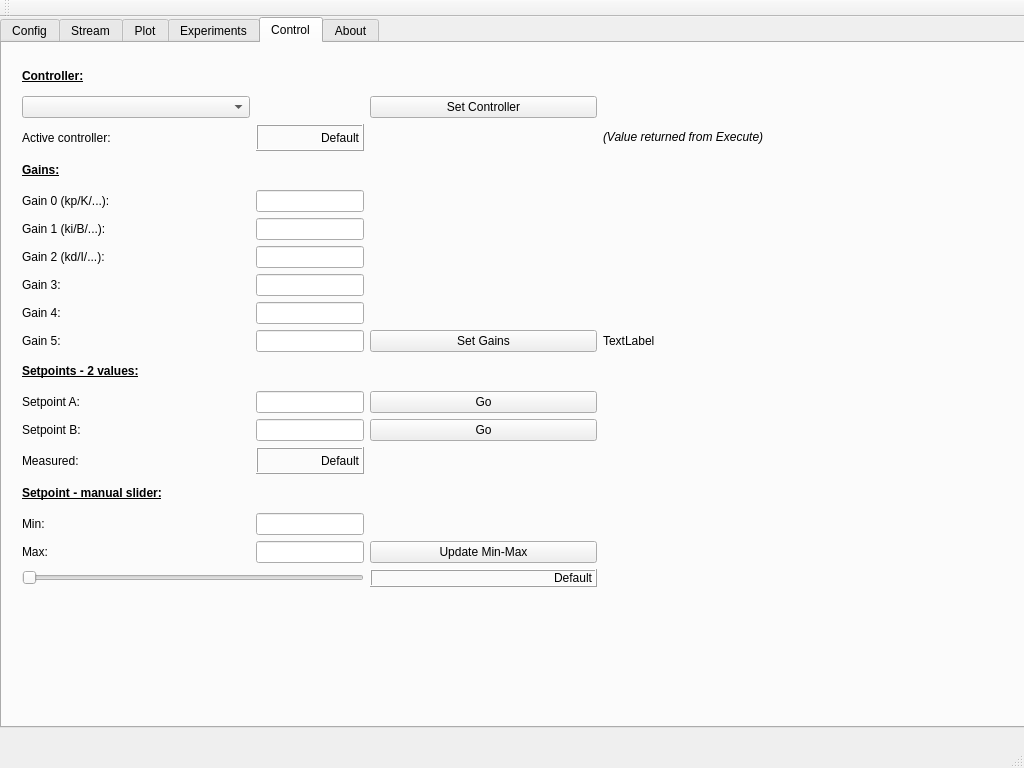
Qt form execute-gui-1/mainwindow.ui (JFDuval/FlexSEA) before a commit.
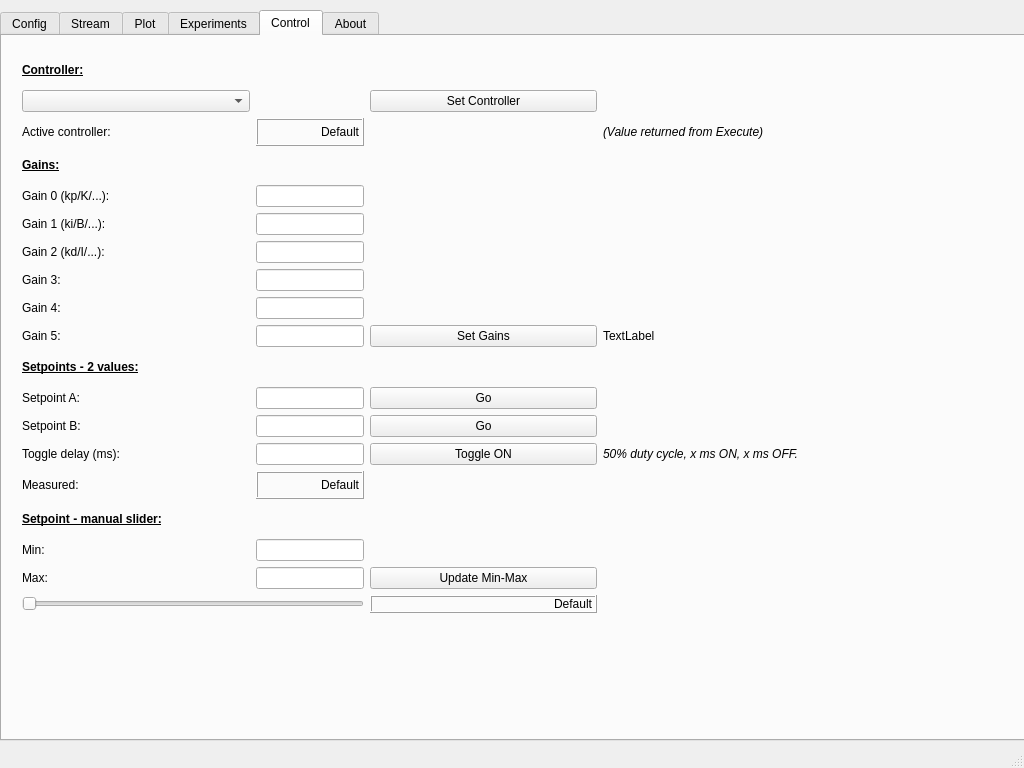
The same form after that commit. Custom widgets are drawn as their Qt base class.

Commit message: Ctrl: new Toggle mode. Misc. improvements.

Diff of the .ui file:
```diff
--- a/execute-gui-1/mainwindow.ui
+++ b/execute-gui-1/mainwindow.ui
@@ -36,9 +36,9 @@
     <property name="geometry">
      <rect>
       <x>0</x>
-      <y>0</y>
+      <y>10</y>
       <width>1031</width>
-      <height>711</height>
+      <height>731</height>
      </rect>
     </property>
     <property name="currentIndex">
@@ -429,7 +429,7 @@
        <rect>
         <x>10</x>
         <y>10</y>
-        <width>541</width>
+        <width>591</width>
         <height>621</height>
        </rect>
       </property>
@@ -470,13 +470,6 @@
          </property>
         </widget>
        </item>
-       <item row="2" column="4">
-        <widget class="QLabel" name="label_31">
-         <property name="text">
-          <string>(not decoded yet)</string>
-         </property>
-        </widget>
-       </item>
        <item row="8" column="3">
         <widget class="QLabel" name="disp_ana_d">
          <property name="autoFillBackground">
@@ -518,7 +511,7 @@
           <enum>Qt::LeftToRight</enum>
          </property>
          <property name="text">
-          <string>Accelerometer</string>
+          <string>&lt;html&gt;&lt;head/&gt;&lt;body&gt;&lt;p&gt;Accelerometer&lt;/p&gt;&lt;p&gt;(±4g)&lt;/p&gt;&lt;/body&gt;&lt;/html&gt;</string>
          </property>
          <property name="alignment">
           <set>Qt::AlignCenter</set>
@@ -574,7 +567,7 @@
           <enum>Qt::LeftToRight</enum>
          </property>
          <property name="text">
-          <string>Gyroscope</string>
+          <string>&lt;html&gt;&lt;head/&gt;&lt;body&gt;&lt;p&gt;Gyroscope &lt;/p&gt;&lt;p&gt;(±1000DPS)&lt;/p&gt;&lt;/body&gt;&lt;/html&gt;</string>
          </property>
          <property name="alignment">
           <set>Qt::AlignCenter</set>
@@ -1072,16 +1065,16 @@
         </widget>
        </item>
        <item row="7" column="4">
-        <widget class="QLabel" name="label_36">
+        <widget class="QLabel" name="label_strain">
          <property name="text">
-          <string>(not decoded yet)</string>
+          <string>&lt;html&gt;&lt;head/&gt;&lt;body&gt;&lt;p&gt;±100% of full scale&lt;/p&gt;&lt;/body&gt;&lt;/html&gt;</string>
          </property>
         </widget>
        </item>
        <item row="5" column="4">
-        <widget class="QLabel" name="label_34">
+        <widget class="QLabel" name="label_imu_g_y">
          <property name="text">
-          <string>(not decoded yet)</string>
+          <string>degree/s</string>
          </property>
         </widget>
        </item>
@@ -1105,13 +1098,6 @@
          </property>
         </widget>
        </item>
-       <item row="1" column="4">
-        <widget class="QLabel" name="label_30">
-         <property name="text">
-          <string>(not decoded yet)</string>
-         </property>
-        </widget>
-       </item>
        <item row="11" column="0" rowspan="2">
         <widget class="QLabel" name="label_38">
          <property name="layoutDirection">
@@ -1135,17 +1121,10 @@
          </property>
         </widget>
        </item>
-       <item row="3" column="4">
-        <widget class="QLabel" name="label_32">
-         <property name="text">
-          <string>(not decoded yet)</string>
-         </property>
-        </widget>
-       </item>
        <item row="4" column="4">
-        <widget class="QLabel" name="label_33">
+        <widget class="QLabel" name="label_imu_g_x">
          <property name="text">
-          <string>(not decoded yet)</string>
+          <string>degree/s</string>
          </property>
         </widget>
        </item>
@@ -1170,9 +1149,9 @@
         </widget>
        </item>
        <item row="6" column="4">
-        <widget class="QLabel" name="label_35">
+        <widget class="QLabel" name="label_imu_g_z">
          <property name="text">
-          <string>(not decoded yet)</string>
+          <string>degree/s</string>
          </property>
         </widget>
        </item>
@@ -1382,6 +1361,27 @@
          </property>
         </widget>
        </item>
+       <item row="1" column="4">
+        <widget class="QLabel" name="label_imu_a_x">
+         <property name="text">
+          <string>&lt;html&gt;&lt;head/&gt;&lt;body&gt;&lt;p&gt;g&lt;/p&gt;&lt;/body&gt;&lt;/html&gt;</string>
+         </property>
+        </widget>
+       </item>
+       <item row="3" column="4">
+        <widget class="QLabel" name="label_imu_a_z">
+         <property name="text">
+          <string>g</string>
+         </property>
+        </widget>
+       </item>
+       <item row="2" column="4">
+        <widget class="QLabel" name="label_imu_a_y">
+         <property name="text">
+          <string>g</string>
+         </property>
+        </widget>
+       </item>
       </layout>
      </widget>
     </widget>
@@ -1787,12 +1787,12 @@
         <x>9</x>
         <y>9</y>
         <width>831</width>
-        <height>566</height>
+        <height>599</height>
        </rect>
       </property>
       <layout class="QGridLayout" name="gridLayout_8">
-       <item row="17" column="1">
-        <widget class="QLineEdit" name="control_slider_max">
+       <item row="7" column="1">
+        <widget class="QLineEdit" name="control_g3">
          <property name="sizePolicy">
           <sizepolicy hsizetype="Fixed" vsizetype="Fixed">
            <horstretch>0</horstretch>
@@ -1804,13 +1804,26 @@
          </property>
         </widget>
        </item>
-       <item row="16" column="0">
+       <item row="17" column="0">
         <widget class="QLabel" name="label_59">
          <property name="text">
           <string>Min:</string>
          </property>
         </widget>
        </item>
+       <item row="18" column="1">
+        <widget class="QLineEdit" name="control_slider_max">
+         <property name="sizePolicy">
+          <sizepolicy hsizetype="Fixed" vsizetype="Fixed">
+           <horstretch>0</horstretch>
+           <verstretch>0</verstretch>
+          </sizepolicy>
+         </property>
+         <property name="alignment">
+          <set>Qt::AlignRight|Qt::AlignTrailing|Qt::AlignVCenter</set>
+         </property>
+        </widget>
+       </item>
        <item row="13" column="1">
         <widget class="QLineEdit" name="control_setp_b">
          <property name="sizePolicy">
@@ -1831,26 +1844,13 @@
          </property>
         </widget>
        </item>
-       <item row="17" column="0">
+       <item row="18" column="0">
         <widget class="QLabel" name="label_60">
          <property name="text">
           <string>Max:</string>
          </property>
         </widget>
        </item>
-       <item row="7" column="1">
-        <widget class="QLineEdit" name="control_g3">
-         <property name="sizePolicy">
-          <sizepolicy hsizetype="Fixed" vsizetype="Fixed">
-           <horstretch>0</horstretch>
-           <verstretch>0</verstretch>
-          </sizepolicy>
-         </property>
-         <property name="alignment">
-          <set>Qt::AlignRight|Qt::AlignTrailing|Qt::AlignVCenter</set>
-         </property>
-        </widget>
-       </item>
        <item row="6" column="1">
         <widget class="QLineEdit" name="control_g2">
          <property name="sizePolicy">
@@ -1864,7 +1864,7 @@
          </property>
         </widget>
        </item>
-       <item row="18" column="0" colspan="2">
+       <item row="19" column="0" colspan="2">
         <widget class="QSlider" name="hSlider_Ctrl">
          <property name="minimum">
           <number>55</number>
@@ -1877,13 +1877,26 @@
          </property>
         </widget>
        </item>
-       <item row="17" column="2">
+       <item row="18" column="2">
         <widget class="QPushButton" name="pushButton_CtrlMinMax">
          <property name="text">
           <string>Update Min-Max</string>
          </property>
         </widget>
        </item>
+       <item row="9" column="1">
+        <widget class="QLineEdit" name="control_g5">
+         <property name="sizePolicy">
+          <sizepolicy hsizetype="Fixed" vsizetype="Fixed">
+           <horstretch>0</horstretch>
+           <verstretch>0</verstretch>
+          </sizepolicy>
+         </property>
+         <property name="alignment">
+          <set>Qt::AlignRight|Qt::AlignTrailing|Qt::AlignVCenter</set>
+         </property>
+        </widget>
+       </item>
        <item row="2" column="1">
         <widget class="QLabel" name="disp_active_controller">
          <property name="autoFillBackground">
@@ -1913,19 +1926,6 @@
          </property>
         </widget>
        </item>
-       <item row="9" column="1">
-        <widget class="QLineEdit" name="control_g5">
-         <property name="sizePolicy">
-          <sizepolicy hsizetype="Fixed" vsizetype="Fixed">
-           <horstretch>0</horstretch>
-           <verstretch>0</verstretch>
-          </sizepolicy>
-         </property>
-         <property name="alignment">
-          <set>Qt::AlignRight|Qt::AlignTrailing|Qt::AlignVCenter</set>
-         </property>
-        </widget>
-       </item>
        <item row="3" column="0">
         <widget class="QLabel" name="label_47">
          <property name="text">
@@ -1940,7 +1940,7 @@
          </property>
         </widget>
        </item>
-       <item row="14" column="1">
+       <item row="15" column="1">
         <widget class="QLabel" name="disp_meas_val">
          <property name="autoFillBackground">
           <bool>false</bool>
@@ -1969,7 +1969,7 @@
          </property>
         </widget>
        </item>
-       <item row="19" column="2">
+       <item row="20" column="2">
         <spacer name="horizontalSpacer_2">
          <property name="orientation">
           <enum>Qt::Horizontal</enum>
@@ -1992,7 +1992,7 @@
          </property>
         </widget>
        </item>
-       <item row="15" column="0" colspan="2">
+       <item row="16" column="0" colspan="2">
         <widget class="QLabel" name="label_58">
          <property name="text">
           <string>&lt;html&gt;&lt;head/&gt;&lt;body&gt;&lt;p&gt;&lt;span style=&quot; font-weight:600; text-decoration: underline;&quot;&gt;Setpoint - manual slider:&lt;/span&gt;&lt;/p&gt;&lt;/body&gt;&lt;/html&gt;</string>
@@ -2033,7 +2033,7 @@
          </property>
         </widget>
        </item>
-       <item row="14" column="0">
+       <item row="15" column="0">
         <widget class="QLabel" name="label_57">
          <property name="text">
           <string>Measured:</string>
@@ -2076,35 +2076,6 @@
          </property>
         </widget>
        </item>
-       <item row="18" column="2">
-        <widget class="QLabel" name="disp_slider">
-         <property name="autoFillBackground">
-          <bool>false</bool>
-         </property>
-         <property name="frameShape">
-          <enum>QFrame::Box</enum>
-         </property>
-         <property name="frameShadow">
-          <enum>QFrame::Raised</enum>
-         </property>
-         <property name="lineWidth">
-          <number>1</number>
-         </property>
-         <property name="text">
-          <string>Default</string>
-         </property>
-         <property name="alignment">
-          <set>Qt::AlignRight|Qt::AlignTrailing|Qt::AlignVCenter</set>
-         </property>
-        </widget>
-       </item>
-       <item row="12" column="2">
-        <widget class="QPushButton" name="pushButton_setp_a_go">
-         <property name="text">
-          <string>Go</string>
-         </property>
-        </widget>
-       </item>
        <item row="6" column="0">
         <widget class="QLabel" name="label_50">
          <property name="text">
@@ -2112,6 +2083,35 @@
          </property>
         </widget>
        </item>
+       <item row="12" column="2">
+        <widget class="QPushButton" name="pushButton_setp_a_go">
+         <property name="text">
+          <string>Go</string>
+         </property>
+        </widget>
+       </item>
+       <item row="19" column="2">
+        <widget class="QLabel" name="disp_slider">
+         <property name="autoFillBackground">
+          <bool>false</bool>
+         </property>
+         <property name="frameShape">
+          <enum>QFrame::Box</enum>
+         </property>
+         <property name="frameShadow">
+          <enum>QFrame::Raised</enum>
+         </property>
+         <property name="lineWidth">
+          <number>1</number>
+         </property>
+         <property name="text">
+          <string>Default</string>
+         </property>
+         <property name="alignment">
+          <set>Qt::AlignRight|Qt::AlignTrailing|Qt::AlignVCenter</set>
+         </property>
+        </widget>
+       </item>
        <item row="12" column="0">
         <widget class="QLabel" name="label_55">
          <property name="text">
@@ -2119,22 +2119,6 @@
          </property>
         </widget>
        </item>
-       <item row="19" column="0">
-        <spacer name="horizontalSpacer">
-         <property name="orientation">
-          <enum>Qt::Horizontal</enum>
-         </property>
-         <property name="sizeType">
-          <enum>QSizePolicy::Fixed</enum>
-         </property>
-         <property name="sizeHint" stdset="0">
-          <size>
-           <width>150</width>
-           <height>20</height>
-          </size>
-         </property>
-        </spacer>
-       </item>
        <item row="2" column="0">
         <widget class="QLabel" name="label_45">
          <property name="text">
@@ -2142,31 +2126,21 @@
          </property>
         </widget>
        </item>
-       <item row="4" column="1">
-        <widget class="QLineEdit" name="control_g0">
-         <property name="sizePolicy">
-          <sizepolicy hsizetype="Fixed" vsizetype="Fixed">
-           <horstretch>0</horstretch>
-           <verstretch>0</verstretch>
-          </sizepolicy>
+       <item row="20" column="0">
+        <spacer name="horizontalSpacer">
+         <property name="orientation">
+          <enum>Qt::Horizontal</enum>
          </property>
-         <property name="alignment">
-          <set>Qt::AlignRight|Qt::AlignTrailing|Qt::AlignVCenter</set>
+         <property name="sizeType">
+          <enum>QSizePolicy::Fixed</enum>
          </property>
-        </widget>
-       </item>
-       <item row="16" column="1">
-        <widget class="QLineEdit" name="control_slider_min">
-         <property name="sizePolicy">
-          <sizepolicy hsizetype="Fixed" vsizetype="Fixed">
-           <horstretch>0</horstretch>
-           <verstretch>0</verstretch>
-          </sizepolicy>
+         <property name="sizeHint" stdset="0">
+          <size>
+           <width>150</width>
+           <height>20</height>
+          </size>
          </property>
-         <property name="alignment">
-          <set>Qt::AlignRight|Qt::AlignTrailing|Qt::AlignVCenter</set>
-         </property>
-        </widget>
+        </spacer>
        </item>
        <item row="13" column="2">
         <widget class="QPushButton" name="pushButton_setp_b_go">
@@ -2175,6 +2149,19 @@
          </property>
         </widget>
        </item>
+       <item row="4" column="1">
+        <widget class="QLineEdit" name="control_g0">
+         <property name="sizePolicy">
+          <sizepolicy hsizetype="Fixed" vsizetype="Fixed">
+           <horstretch>0</horstretch>
+           <verstretch>0</verstretch>
+          </sizepolicy>
+         </property>
+         <property name="alignment">
+          <set>Qt::AlignRight|Qt::AlignTrailing|Qt::AlignVCenter</set>
+         </property>
+        </widget>
+       </item>
        <item row="1" column="2">
         <widget class="QPushButton" name="pushButton_SetController">
          <property name="text">
@@ -2182,6 +2169,19 @@
          </property>
         </widget>
        </item>
+       <item row="17" column="1">
+        <widget class="QLineEdit" name="control_slider_min">
+         <property name="sizePolicy">
+          <sizepolicy hsizetype="Fixed" vsizetype="Fixed">
+           <horstretch>0</horstretch>
+           <verstretch>0</verstretch>
+          </sizepolicy>
+         </property>
+         <property name="alignment">
+          <set>Qt::AlignRight|Qt::AlignTrailing|Qt::AlignVCenter</set>
+         </property>
+        </widget>
+       </item>
        <item row="9" column="3">
         <widget class="QLabel" name="textLabel_Gains">
          <property name="text">
@@ -2196,6 +2196,40 @@
          </property>
         </widget>
        </item>
+       <item row="14" column="0">
+        <widget class="QLabel" name="label_61">
+         <property name="text">
+          <string>Toggle delay (ms):</string>
+         </property>
+        </widget>
+       </item>
+       <item row="14" column="1">
+        <widget class="QLineEdit" name="control_toggle_delay">
+         <property name="sizePolicy">
+          <sizepolicy hsizetype="Fixed" vsizetype="Fixed">
+           <horstretch>0</horstretch>
+           <verstretch>0</verstretch>
+          </sizepolicy>
+         </property>
+         <property name="alignment">
+          <set>Qt::AlignRight|Qt::AlignTrailing|Qt::AlignVCenter</set>
+         </property>
+        </widget>
+       </item>
+       <item row="14" column="2">
+        <widget class="QPushButton" name="pushButton_toggle">
+         <property name="text">
+          <string>Toggle ON</string>
+         </property>
+        </widget>
+       </item>
+       <item row="14" column="3">
+        <widget class="QLabel" name="textLabel_Gains_3">
+         <property name="text">
+          <string>&lt;html&gt;&lt;head/&gt;&lt;body&gt;&lt;p&gt;&lt;span style=&quot; font-style:italic;&quot;&gt;50% duty cycle, x ms ON, x ms OFF.&lt;/span&gt;&lt;/p&gt;&lt;/body&gt;&lt;/html&gt;</string>
+         </property>
+        </widget>
+       </item>
       </layout>
      </widget>
     </widget>
@@ -2261,14 +2295,6 @@
     </rect>
    </property>
   </widget>
-  <widget class="QToolBar" name="mainToolBar">
-   <attribute name="toolBarArea">
-    <enum>TopToolBarArea</enum>
-   </attribute>
-   <attribute name="toolBarBreak">
-    <bool>false</bool>
-   </attribute>
-  </widget>
   <widget class="QStatusBar" name="statusBar"/>
  </widget>
  <layoutdefault spacing="6" margin="11"/>
```
The commit also changes 6 other files.
